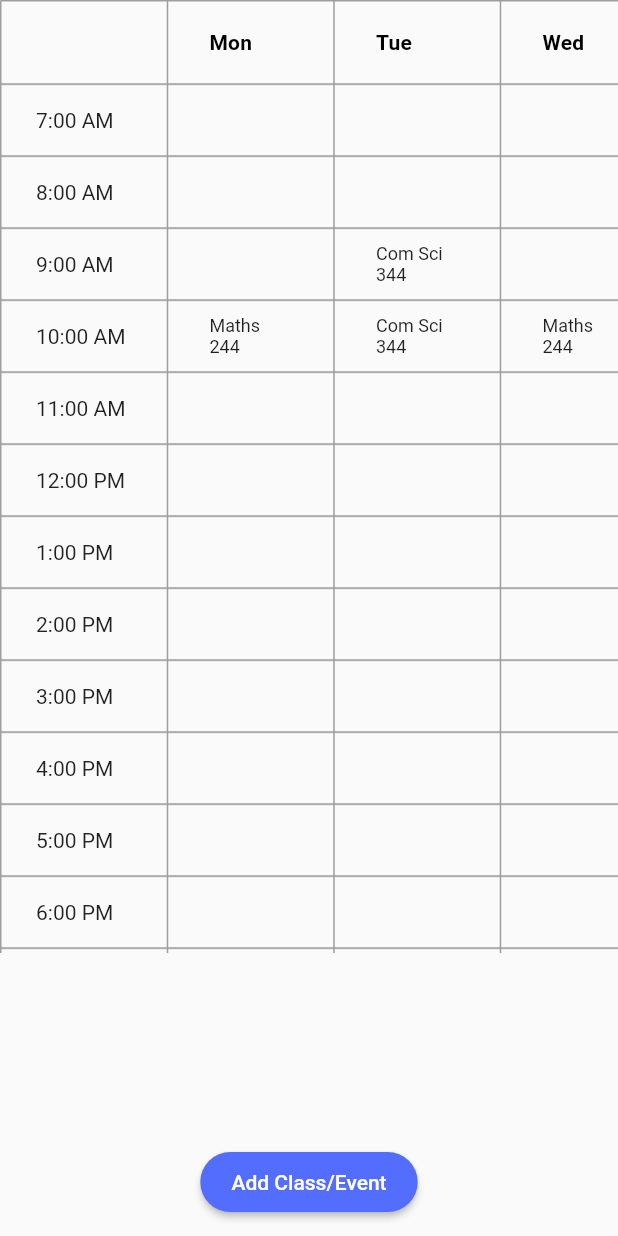
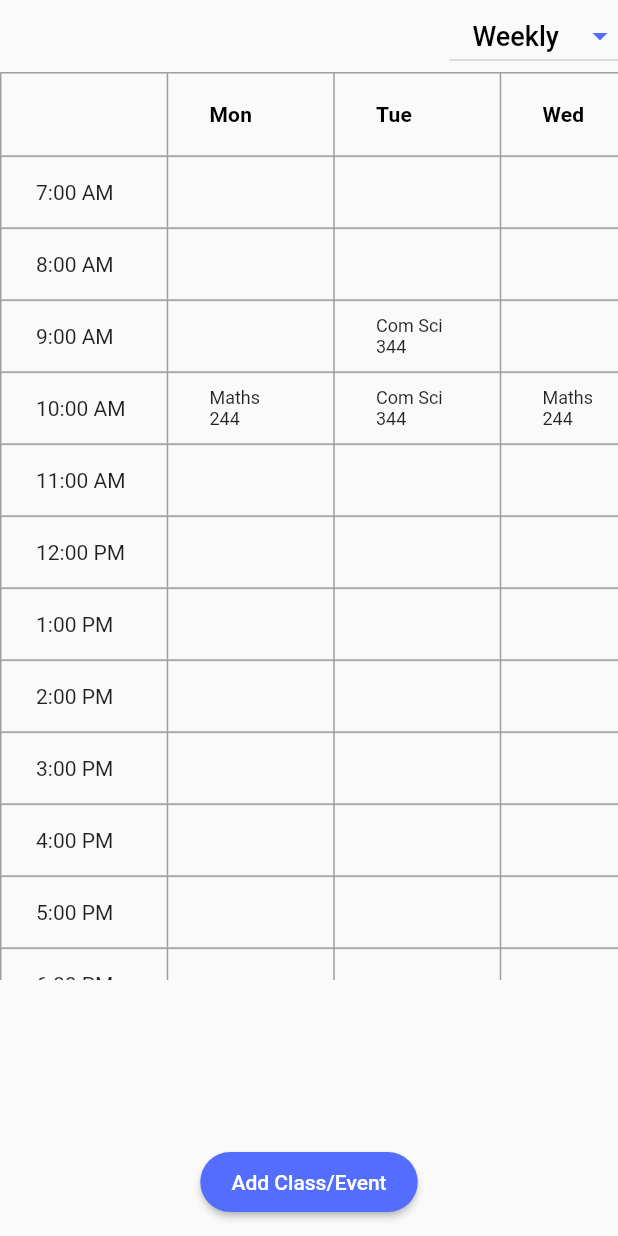
Before and after one commit to SthembisoVinjwa/ClockwiseHQ, a Flutter app: the WeekTimetable screen opened directly, on a phone screen of 412 x 824 dp. Run offline on Flutter 3.47's test engine with Material 2 defaults, Android fonts, the phone set to English and light mode, and no system bars; our stand-ins replace google_mobile_ads, table_calendar; network calls fail.

Commit message:
Daily timetable

```diff
--- a/lib/timetable/weekly.dart
+++ b/lib/timetable/weekly.dart
@@ -1,3 +1,4 @@
+import 'package:clockwisehq/timetable/arrow_text.dart';
 import 'package:flutter/material.dart';
 import 'package:google_mobile_ads/google_mobile_ads.dart';
 import 'package:intl/intl.dart';
@@ -13,6 +14,46 @@ class WeekTimetable extends StatefulWidget {
 class _WeekTimetableState extends State<WeekTimetable> {
   late BannerAd _bannerAd;
   bool _isAdLoaded = false;
+  String? _dropdownValue;
+  bool set = false;
+  List<DropdownMenuItem<String>> items = const [
+    DropdownMenuItem(
+      value: 'Weekly',
+      child: Text('Weekly'),
+    ),
+    DropdownMenuItem(
+      value: 'Daily',
+      child: Text('Daily'),
+    ),
+  ];
+
+  static final daysOfWeek = ['Mon', 'Tue', 'Wed', 'Thu', 'Fri', 'Sat', 'Sun'];
+  static final timesOfDay = [
+    TimeOfDay(hour: 7, minute: 0),
+    TimeOfDay(hour: 8, minute: 0),
+    TimeOfDay(hour: 9, minute: 0),
+    TimeOfDay(hour: 10, minute: 0),
+    TimeOfDay(hour: 11, minute: 0),
+    TimeOfDay(hour: 12, minute: 0),
+    TimeOfDay(hour: 13, minute: 0),
+    TimeOfDay(hour: 14, minute: 0),
+    TimeOfDay(hour: 15, minute: 0),
+    TimeOfDay(hour: 16, minute: 0),
+    TimeOfDay(hour: 17, minute: 0),
+    TimeOfDay(hour: 18, minute: 0),
+    TimeOfDay(hour: 19, minute: 0),
+    TimeOfDay(hour: 20, minute: 0),
+    TimeOfDay(hour: 21, minute: 0),
+    TimeOfDay(hour: 22, minute: 0),
+  ];
+
+  String _currentText = daysOfWeek[DateTime.now().weekday-1];
+
+  void _updateText(String newText) {
+    setState(() {
+      _currentText = newText;
+    });
+  }
 
   @override
   void initState() {
@@ -24,16 +65,13 @@ class _WeekTimetableState extends State<WeekTimetable> {
     _bannerAd = BannerAd(
         size: AdSize.banner,
         adUnitId: 'ca-app-pub-7872743903266632/8320653540',
-        listener: BannerAdListener(
-            onAdLoaded: (ad) {
-              setState(() {
-                _isAdLoaded = true;
-              });
-            },
-            onAdFailedToLoad: (ad, error) {
-              print(error);
-            }
-        ),
+        listener: BannerAdListener(onAdLoaded: (ad) {
+          setState(() {
+            _isAdLoaded = true;
+          });
+        }, onAdFailedToLoad: (ad, error) {
+          print(error);
+        }),
         request: const AdRequest());
 
     _bannerAd.load();
@@ -53,7 +91,10 @@ class _WeekTimetableState extends State<WeekTimetable> {
       'Com Sci 344',
       'Enginerring building room A303',
       'Willem Bester',
-      [const TimeOfDay(hour: 9, minute: 0), const TimeOfDay(hour: 10, minute: 0)],
+      [
+        const TimeOfDay(hour: 9, minute: 0),
+        const TimeOfDay(hour: 10, minute: 0)
+      ],
       ['Tue', 'Thu'],
       DateTime(2023, 4, 1),
       DateTime(2023, 4, 30),
@@ -62,7 +103,10 @@ class _WeekTimetableState extends State<WeekTimetable> {
       'GIT 312',
       'Geology Building',
       'Dr. Stuurman',
-      [const TimeOfDay(hour: 19, minute: 0), const TimeOfDay(hour: 20, minute: 0)],
+      [
+        const TimeOfDay(hour: 19, minute: 0),
+        const TimeOfDay(hour: 20, minute: 0)
+      ],
       ['Mon', 'Wed'],
       DateTime(2023, 4, 1),
       DateTime(2023, 4, 30),
@@ -71,6 +115,11 @@ class _WeekTimetableState extends State<WeekTimetable> {
 
   @override
   Widget build(BuildContext context) {
+    if (set == false) {
+      _dropdownValue = 'Weekly';
+      set = true;
+    }
+
     return Scaffold(
       floatingActionButtonLocation: FloatingActionButtonLocation.centerFloat,
       floatingActionButton: SizedBox(
@@ -80,8 +129,7 @@ class _WeekTimetableState extends State<WeekTimetable> {
           style: ElevatedButton.styleFrom(
             foregroundColor: Colors.white,
             backgroundColor: Colors.indigoAccent,
-            padding: const EdgeInsets.symmetric(
-                horizontal: 20, vertical: 10),
+            padding: const EdgeInsets.symmetric(horizontal: 20, vertical: 10),
             shape: RoundedRectangleBorder(
               borderRadius: BorderRadius.circular(20),
             ), // Text color
@@ -99,16 +147,63 @@ class _WeekTimetableState extends State<WeekTimetable> {
               child: SizedBox(
                 height: _bannerAd.size.height.toDouble(),
                 width: _bannerAd.size.width.toDouble(),
-                child: AdWidget(ad: _bannerAd,),
+                child: AdWidget(
+                  ad: _bannerAd,
+                ),
               ),
             ),
+          Row(
+            children: [
+              Expanded(child: SizedBox()),
+              DropdownButton(
+                alignment: Alignment.center,
+                hint: const Text('Timeframe'),
+                items: items,
+                iconEnabledColor: Colors.indigoAccent,
+                style: const TextStyle(
+                    color: Colors.black,
+                    fontSize: 18,
+                    fontWeight: FontWeight.w500),
+                value: _dropdownValue,
+                onChanged: (String? value) {
+                  if (value is String) {
+                    setState(() {
+                      _dropdownValue = value;
+                    });
+                  }
+                },
+              ),
+            ],
+          ),
           SizedBox(
-            height: 635,
+            height: 605,
             child: SingleChildScrollView(
               scrollDirection: Axis.vertical,
               child: SingleChildScrollView(
                 scrollDirection: Axis.horizontal,
-                child: buildDataTable(),
+                child: _dropdownValue == 'Weekly'
+                    ? buildWeeklyTable()
+                    : Column(
+                        children: [
+                          SizedBox(
+                            height: 60,
+                            child: ArrowTextWidget(
+                              texts: const [
+                                'Mon',
+                                'Tue',
+                                'Wed',
+                                'Thu',
+                                'Fri',
+                                'Sat',
+                                'Sun'
+                              ],
+                              onUpdateText: _updateText,
+                              index: DateTime.now().weekday-1,
+                            ),
+                          ),
+                          buildDailyTimetable(),
+                        ],
+                      ),
               ),
             ),
           ),
@@ -117,30 +212,10 @@ class _WeekTimetableState extends State<WeekTimetable> {
     );
   }
 
-  Widget buildDataTable() {
+  Widget buildWeeklyTable() {
     final now = DateTime.now();
     final activeActivities = activities.where((activity) =>
         now.isAfter(activity.startDate) && now.isBefore(activity.endDate));
-
-    final daysOfWeek = ['Mon', 'Tue', 'Wed', 'Thu', 'Fri', 'Sat', 'Sun'];
-    const timesOfDay = [
-      TimeOfDay(hour: 7, minute: 0),
-      TimeOfDay(hour: 8, minute: 0),
-      TimeOfDay(hour: 9, minute: 0),
-      TimeOfDay(hour: 10, minute: 0),
-      TimeOfDay(hour: 11, minute: 0),
-      TimeOfDay(hour: 12, minute: 0),
-      TimeOfDay(hour: 13, minute: 0),
-      TimeOfDay(hour: 14, minute: 0),
-      TimeOfDay(hour: 15, minute: 0),
-      TimeOfDay(hour: 16, minute: 0),
-      TimeOfDay(hour: 17, minute: 0),
-      TimeOfDay(hour: 18, minute: 0),
-      TimeOfDay(hour: 19, minute: 0),
-      TimeOfDay(hour: 20, minute: 0),
-      TimeOfDay(hour: 21, minute: 0),
-      TimeOfDay(hour: 22, minute: 0),
-    ];
 
     return DataTable(
       border: TableBorder.all(color: Colors.grey),
@@ -175,4 +250,41 @@ class _WeekTimetableState extends State<WeekTimetable> {
       ],
     );
   }
+
+  Widget buildDailyTimetable() {
+    final now = DateTime.now();
+    final activeActivities = activities.where((activity) =>
+        now.isAfter(activity.startDate) && now.isBefore(activity.endDate));
+
+    final currentDay = [_currentText];
+
+    return DataTable(
+      border: TableBorder.all(color: Colors.grey),
+      columns: const [
+        DataColumn(label: Text('')),
+        DataColumn(label: Text('')),
+      ],
+      rows: [
+        for (final time in timesOfDay)
+          DataRow(cells: [
+            DataCell(Text(time.format(context))),
+            for (final day in currentDay)
+              DataCell(SizedBox(
+                width: 55,
+                child: Text(
+                  maxLines: 3,
+                  style: const TextStyle(fontSize: 12),
+                  overflow: TextOverflow.ellipsis,
+                  activeActivities
+                      .where((activity) =>
+                          activity.daysOfWeek.contains(day) &&
+                          activity.times.contains(time))
+                      .map((activity) => activity.title)
+                      .join('\n'),
+                ),
+              )),
+          ]),
+      ],
+    );
+  }
 }
```
Also changed, not shown: lib/timetable/arrow_text.dart (added, +53 -0 lines).
